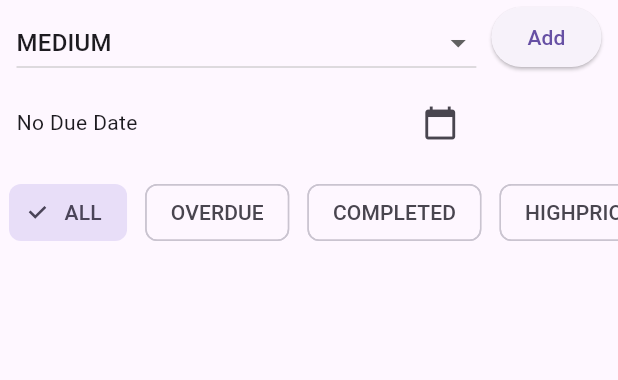
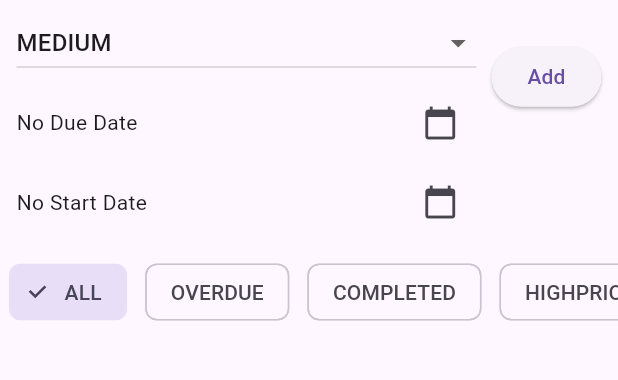
Before and after one commit to anjali2410107/Todo-App, a Flutter app: the screen it shows after launch, after a tap on "Add", on a phone screen of 412 x 824 dp, the part 185-565 px from its top. Run offline on Flutter 3.47's test engine with Material 3 defaults, Android fonts, the phone set to English and light mode, and no system bars; our stand-ins replace bloc, flutter_bloc, flutter_local_notifications, hive, hive_flutter, timezone; accounts and stored records are empty.

Commit message:
StartReminder

```diff
--- a/lib/screens/home_screen.dart
+++ b/lib/screens/home_screen.dart
@@ -17,7 +17,7 @@ class _HomeScreenState extends State<HomeScreen> {
 TaskPriority selectedPriority=TaskPriority.medium;
 DateTime? selectedDueDate=null;
 TaskFilter selectedFilter=TaskFilter.all;
-
+DateTime? selectedStartDate;
   @override
   void initState() {
     super.initState();
@@ -265,14 +265,65 @@ children: [
     selectedDueDate=combinedDataTime;
     });}}},
                             icon: const Icon(Icons.calendar_today),
-                        )],)],),),
+                        )],),
+                  const  SizedBox(height: 5,),
+                    Row(
+                      children: [
+                        Expanded(child: Text(
+                            selectedStartDate==null
+                                ? "No Start Date":
+                            "Start: ${selectedStartDate!.day}/${selectedStartDate!.month}/${selectedStartDate!.year} "
+                                "${selectedStartDate!.hour.toString().padLeft(2,'0')}:"
+                                "${selectedStartDate!.minute.toString().padLeft(2,'0')}"
+                        ),),
+                        if(selectedStartDate!=null)
+                          IconButton(icon: const Icon(Icons.close,color: Colors.red,),
+                            onPressed: ()
+                            {
+                              setState(() {
+                                selectedStartDate=null;
+                              });
+                            },
+                          ),
+                        IconButton(
+                          onPressed: () async
+                          {
+                            final picked=await showDatePicker(
+                              context: context,
+                              initialDate: DateTime.now(),
+                              firstDate: DateTime.now(),
+                              lastDate: DateTime(2100),
+                            );
+                            if(picked!=null)
+                            {
+                              final pickedTime=await showTimePicker(
+                                context: context,
+                                initialTime: TimeOfDay.now(),
+                              );
+                              if(pickedTime!=null)
+                              {
+                                final combinedDataTime=DateTime(
+                                  picked.year,
+                                  picked.month,
+                                  picked.day,
+                                  pickedTime.hour,
+                                  pickedTime.minute,
+                                );
+                                setState(() {
+                                  selectedStartDate=combinedDataTime;
+                                });}}},
+                          icon: const Icon(Icons.calendar_today),
+                        )],),
+                  ],),),
                 const SizedBox(width: 10,),
                 ElevatedButton(onPressed: () {
                   if (controller.text.isNotEmpty) {
                     context.read<TodoBloc>().add(
-                      AddTodo(controller.text,selectedPriority,selectedDueDate,null),
+                      AddTodo(controller.text,selectedPriority,selectedDueDate,selectedStartDate),
                     );
                     controller.clear();
+                    selectedStartDate=null;
+                    selectedDueDate=null;
                   }},
                   child: const Text("Add"),
                 )],),),
@@ -350,8 +401,8 @@ children: [
                           if(todo.startDate!=null)
                               Text(
                                 "Start: "
-                                    "${todo.startDate!.day}/${todo.startDate!.month}/${todo.startDate!.year}"
-                                    "${todo.startDate!.hour.toString().padLeft(2,'0')}"
+                                    "${todo.startDate!.day}/${todo.startDate!.month}/${todo.startDate!.year} "
+                                    "${todo.startDate!.hour.toString().padLeft(2,'0')}:"
                                     "${todo.startDate!.minute.toString().padLeft(2,'0')}",
                                 style: const TextStyle(color: Colors.green),
                               )
```
